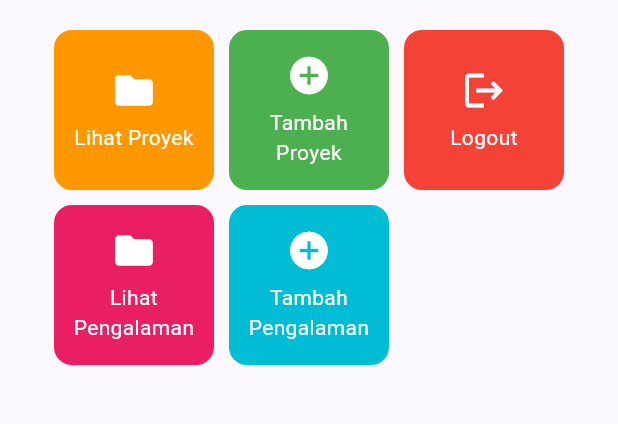
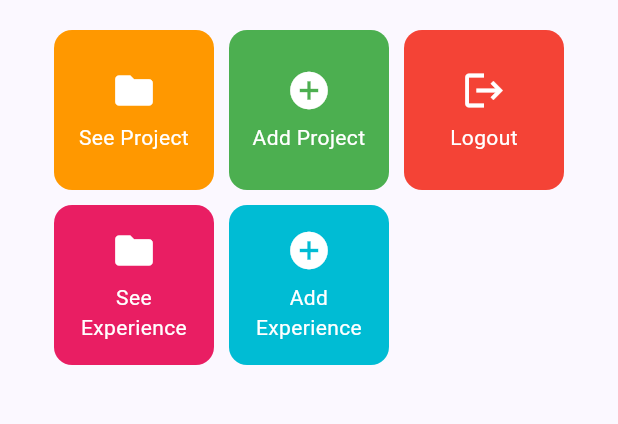
Before and after one commit to leedevgerrard/myportofolio_mobile, a Flutter app: the screen it shows after launch, on a phone screen of 412 x 824 dp, the part 357-781 px from its top. Run offline on Flutter 3.47's test engine with Material 3 defaults, Android fonts, the phone set to English and light mode, and no system bars; our stand-ins replace material_ui.

Commit message:
feat: add navigation to and from experience form

```diff
--- a/lib/screens/menu.dart
+++ b/lib/screens/menu.dart
@@ -11,11 +11,11 @@ class MyHomePage extends StatelessWidget {
   final String kelas = "PBP E";
 
   final List<ItemHomepage> items = [
-    ItemHomepage("Lihat Proyek", Icons.folder, Colors.orange),
-    ItemHomepage("Tambah Proyek", Icons.add_circle, Colors.green),
+    ItemHomepage("See Project", Icons.folder, Colors.orange),
+    ItemHomepage("Add Project", Icons.add_circle, Colors.green),
     ItemHomepage("Logout", Icons.logout, Colors.red),
-    ItemHomepage("Lihat Pengalaman", Icons.folder, Colors.pink),
-    ItemHomepage("Tambah Pengalaman", Icons.add_circle, Colors.cyan),
+    ItemHomepage("See Experience", Icons.folder, Colors.pink),
+    ItemHomepage("Add Experience", Icons.add_circle, Colors.cyan),
   ];
 
   @override
--- a/lib/widgets/left_drawer.dart
+++ b/lib/widgets/left_drawer.dart
@@ -2,6 +2,7 @@ import 'package:material_ui/material_ui.dart';
 import 'package:myportofolio_mobile/screens/menu.dart';
 // TODO: Impor halaman ProjectFormPage jika sudah dibuat
 import 'package:myportofolio_mobile/screens/project_form.dart';
+import 'package:myportofolio_mobile/screens/experience_form.dart';
 
 class LeftDrawer extends StatelessWidget {
   const LeftDrawer({super.key});
@@ -69,6 +70,18 @@ class LeftDrawer extends StatelessWidget {
               );
             },
           ),
+          ListTile(
+            leading: const Icon(Icons.add_circle_outline),
+            title: const Text('Add Experience'),
+            onTap: () {
+              Navigator.pushReplacement(
+                context,
+                MaterialPageRoute(
+                  builder: (context) => ExperienceFormPage(),
+                ),
+              );
+            },
+          ),
 
         ],
       ),
--- a/lib/widgets/project_card.dart
+++ b/lib/widgets/project_card.dart
@@ -1,4 +1,5 @@
 import 'package:material_ui/material_ui.dart';
+import 'package:myportofolio_mobile/screens/experience_form.dart';
 import 'package:myportofolio_mobile/screens/menu.dart';
 import 'package:myportofolio_mobile/screens/project_form.dart';
 
@@ -23,12 +24,21 @@ class ItemCard extends StatelessWidget {
             );
 
           // Navigate ke halaman yang sesuai
-          if (item.name == "Tambah Proyek") {
+          if (item.name == "Add Project") {
             // TODO: Gunakan Navigator.push() untuk melakukan navigasi ke MaterialPageRoute yang mencakup ProjectFormPage
             Navigator.push(
               context,
               MaterialPageRoute(
                 builder: (context) => ProjectFormPage(),
+              ),
+            );
+          }
+
+          if (item.name == "Add Experience") {
+            Navigator.push(
+              context,
+              MaterialPageRoute(
+                builder: (context) => ExperienceFormPage(),
               ),
             );
           }
```
